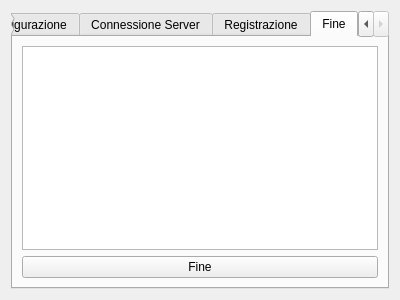
Before: the Qt Designer form KCloud/GraphicClient/FirstConfigForm.ui in milazzo-g/KCloud, drawn with Qt 5.
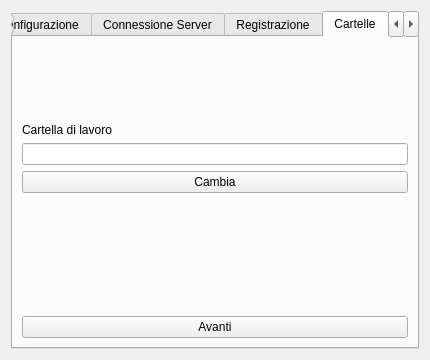
After: the same form once the commit is applied. The open tabs and pages were chosen to show the change.

```diff
--- a/KCloud/GraphicClient/FirstConfigForm.ui
+++ b/KCloud/GraphicClient/FirstConfigForm.ui
@@ -6,8 +6,8 @@
    <rect>
     <x>0</x>
     <y>0</y>
-    <width>400</width>
-    <height>300</height>
+    <width>430</width>
+    <height>360</height>
    </rect>
   </property>
   <property name="windowTitle">
@@ -274,6 +274,90 @@
        </item>
       </layout>
      </widget>
+     <widget class="QWidget" name="tab_5">
+      <attribute name="title">
+       <string>Cartelle</string>
+      </attribute>
+      <layout class="QVBoxLayout" name="verticalLayout_6">
+       <item>
+        <spacer name="verticalSpacer_4">
+         <property name="orientation">
+          <enum>Qt::Vertical</enum>
+         </property>
+         <property name="sizeHint" stdset="0">
+          <size>
+           <width>20</width>
+           <height>59</height>
+          </size>
+         </property>
+        </spacer>
+       </item>
+       <item>
+        <widget class="QLabel" name="label_5">
+         <property name="text">
+          <string>Cartella di lavoro</string>
+         </property>
+        </widget>
+       </item>
+       <item>
+        <widget class="QLineEdit" name="workPathEdit">
+         <property name="alignment">
+          <set>Qt::AlignCenter</set>
+         </property>
+         <property name="readOnly">
+          <bool>true</bool>
+         </property>
+        </widget>
+       </item>
+       <item>
+        <widget class="QPushButton" name="changePathButton">
+         <property name="text">
+          <string>Cambia</string>
+         </property>
+        </widget>
+       </item>
+       <item>
+        <spacer name="verticalSpacer_3">
+         <property name="orientation">
+          <enum>Qt::Vertical</enum>
+         </property>
+         <property name="sizeHint" stdset="0">
+          <size>
+           <width>20</width>
+           <height>58</height>
+          </size>
+         </property>
+        </spacer>
+       </item>
+       <item>
+        <widget class="QLabel" name="pathConfigLoaderLabel">
+         <property name="text">
+          <string/>
+         </property>
+         <property name="alignment">
+          <set>Qt::AlignCenter</set>
+         </property>
+        </widget>
+       </item>
+       <item>
+        <widget class="QLabel" name="pathConfigMessageLabel">
+         <property name="text">
+          <string/>
+         </property>
+         <property name="alignment">
+          <set>Qt::AlignCenter</set>
+         </property>
+        </widget>
+       </item>
+       <item>
+        <widget class="QPushButton" name="goToEndButton">
+         <property name="text">
+          <string>Avanti</string>
+         </property>
+        </widget>
+       </item>
+      </layout>
+     </widget>
      <widget class="QWidget" name="tab_4">
       <attribute name="title">
        <string>Fine</string>
```
Left out of the diff: 87 changed lines with no effect on the pictures.
